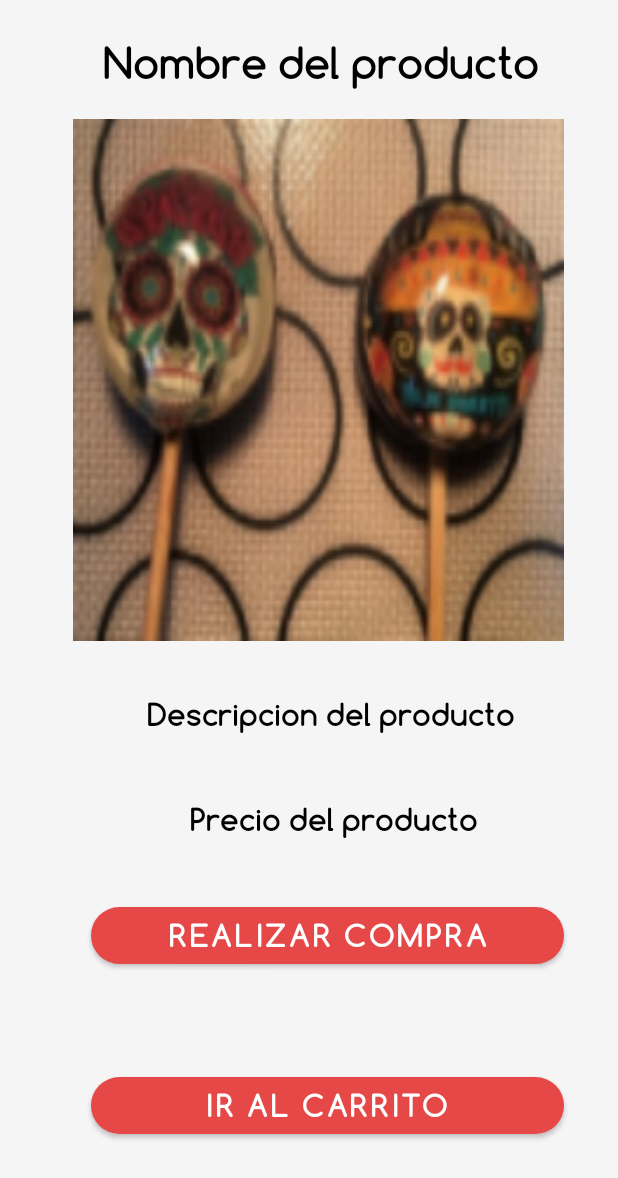
After one commit to YorelyDamian/NuupiKotlin, an Android app: the layout activity_detail.xml on its own in the app's theme, with its tools: preview values and no code run, on a phone screen of 412 x 824 dp. The commit adds this screen. Shown: the top 1178 px of the screen. Run offline under Robolectric (Android 15) with nearby library versions, the phone set to English and light mode, and no system bars.

Commit message:
IntentoDescripProductos

```diff
--- a/app/src/main/AndroidManifest.xml
+++ b/app/src/main/AndroidManifest.xml
@@ -3,13 +3,14 @@
     xmlns:tools="http://schemas.android.com/tools"
     package="com.example.nuupikotlin">
 
-    <uses-permission android:name="android.permission.INTERNET"/>
-    <uses-permission android:name="android.permission.ACCESS_NETWORK_STATE"/>
-    <uses-permission android:name="android.permission.CAMERA"/>
-    <uses-permission android:name="android.permission.READ_EXTERNAL_STORAGE"/>
-    <uses-permission android:name="android.permission.WRITE_EXTERNAL_STORAGE"
-                    tools:ignore="ScopedStorage"/>
-    <uses-permission android:name="android.permission.CALL_PHONE"/>
+    <uses-permission android:name="android.permission.INTERNET" />
+    <uses-permission android:name="android.permission.ACCESS_NETWORK_STATE" />
+    <uses-permission android:name="android.permission.CAMERA" />
+    <uses-permission android:name="android.permission.READ_EXTERNAL_STORAGE" />
+    <uses-permission
+        android:name="android.permission.WRITE_EXTERNAL_STORAGE"
+        tools:ignore="ScopedStorage" />
+    <uses-permission android:name="android.permission.CALL_PHONE" />
 
     <application
         android:allowBackup="true"
@@ -22,6 +23,9 @@
         android:theme="@style/Theme.NuupiKotlin"
         android:usesCleartextTraffic="true"
         tools:targetApi="31">
+        <activity
+            android:name=".DetailActivity"
+            android:exported="false" />
         <activity
             android:name=".SplashActivity"
             android:exported="true"
@@ -37,8 +41,7 @@
             android:name=".MainActivity"
             android:exported="false"
             android:label="@string/app_name"
-            android:theme="@style/Theme.NuupiKotlin.NoActionBar">
-        </activity>
+            android:theme="@style/Theme.NuupiKotlin.NoActionBar"></activity>
     </application>
 
 </manifest>
--- a/app/src/main/java/com/example/nuupikotlin/view/AdapterClass.kt
+++ b/app/src/main/java/com/example/nuupikotlin/view/AdapterClass.kt
@@ -10,6 +10,8 @@ import com.example.nuupikotlin.R
 
 class AdapterClass(private val dataList:ArrayList<DataClass>):RecyclerView.Adapter<AdapterClass.ViewHolderClass>() {
 
+    var onItemClick: ((DataClass)->Unit)? = null
+
     override fun onCreateViewHolder(parent: ViewGroup, viewType: Int): ViewHolderClass {
         val itemView = LayoutInflater.from(parent.context).inflate(R.layout.card_layout,parent,false)
         return ViewHolderClass(itemView)
@@ -21,6 +23,11 @@ class AdapterClass(private val dataList:ArrayList<DataClass>):RecyclerView.Adapt
         holder.itemNombreProduto.text = currentItem.dataNombre
         holder.itemDescripcion.text = currentItem.dataDescrip
         holder.itemPrecio.text = currentItem.dataPrecio
+
+        holder.itemView.setOnClickListener{
+            onItemClick?.invoke(currentItem)
+        }
+
     }
 
     override fun getItemCount(): Int {
--- a/app/src/main/java/com/example/nuupikotlin/view/DataClass.kt
+++ b/app/src/main/java/com/example/nuupikotlin/view/DataClass.kt
@@ -1,3 +1,36 @@
 package com.example.nuupikotlin.view
 
-data class DataClass(var dataImage:Int,var dataNombre:String,var dataDescrip:String, var dataPrecio:String)
+import android.os.Parcel
+import android.os.Parcelable
+
+data class DataClass(var dataImage:Int,var dataNombre:String,var dataDescrip:String, var dataPrecio:String):Parcelable {
+    constructor(parcel: Parcel) : this(
+        parcel.readInt(),
+        parcel.readString()!!,
+        parcel.readString()!!,
+        parcel.readString()!!
+    ) {
+    }
+
+    override fun writeToParcel(parcel: Parcel, flags: Int) {
+        parcel.writeInt(dataImage)
+        parcel.writeString(dataNombre)
+        parcel.writeString(dataDescrip)
+        parcel.writeString(dataPrecio)
+    }
+
+    override fun describeContents(): Int {
+        return 0
+    }
+
+    companion object CREATOR : Parcelable.Creator<DataClass> {
+        override fun createFromParcel(parcel: Parcel): DataClass {
+            return DataClass(parcel)
+        }
+
+        override fun newArray(size: Int): Array<DataClass?> {
+            return arrayOfNulls(size)
+        }
+    }
+
+}
--- /dev/null
+++ b/app/src/main/java/com/example/nuupikotlin/view/DetailActivity.kt
@@ -0,0 +1,26 @@
+package com.example.nuupikotlin.view
+
+import androidx.appcompat.app.AppCompatActivity
+import android.os.Bundle
+import android.widget.ImageView
+import android.widget.TextView
+import com.example.nuupikotlin.R
+
+class DetailActivity : AppCompatActivity() {
+    override fun onCreate(savedInstanceState: Bundle?) {
+        super.onCreate(savedInstanceState)
+        setContentView(R.layout.activity_detail)
+        val getData = intent.getParcelableExtra<DataClass>("android")
+        if (getData != null){
+            val detail_Nombre:TextView= findViewById(R.id.detailNombre)
+            val detail_Image:ImageView= findViewById(R.id.detailImage)
+            val detail_Producto:TextView= findViewById(R.id.detailProducto)
+            val detail_Precio:TextView= findViewById(R.id.detailPrecio)
+
+            detail_Nombre.text = getData.dataNombre
+            detail_Image.setImageResource(getData.dataImage)
+            detail_Producto.text = getData.dataDescrip
+            detail_Precio.text = getData.dataPrecio
+        }
+    }
+}
--- a/app/src/main/java/com/example/nuupikotlin/view/ProductoFragment.kt
+++ b/app/src/main/java/com/example/nuupikotlin/view/ProductoFragment.kt
@@ -1,5 +1,6 @@
 package com.example.nuupikotlin.view
 
+import android.content.Intent
 import android.os.Bundle
 import androidx.fragment.app.Fragment
 import android.view.LayoutInflater
@@ -8,7 +9,6 @@ import android.view.ViewGroup
 import androidx.recyclerview.widget.LinearLayoutManager
 import androidx.recyclerview.widget.RecyclerView
 import com.example.nuupikotlin.R
-import com.example.nuupikotlin.databinding.FragmentNuevoPasswordBinding
 
 class ProductoFragment : Fragment() {
 
@@ -18,13 +18,14 @@ class ProductoFragment : Fragment() {
     lateinit var nombreList:Array<String>
     lateinit var drecripList:Array<String>
     lateinit var precioList:Array<String>
+    private lateinit var myAdapter: AdapterClass
 
     override fun onCreateView(inflater: LayoutInflater, container: ViewGroup?, savedInstanceState: Bundle?): View? {
         return inflater.inflate(R.layout.fragment_producto, container, false)
     }
+
     override fun onViewCreated(view: View, savedInstanceState: Bundle?) {
         super.onViewCreated(view, savedInstanceState)
-
         imageList = arrayOf(
             R.drawable.amor,
             R.drawable.paleta,
@@ -83,8 +84,16 @@ class ProductoFragment : Fragment() {
         recyclerView.setHasFixedSize(true)
         dataList = arrayListOf<DataClass>()
         getData()
+
+        //recyclerView.adapter = myAdapter
+
+        //myAdapter.onItemClick={
+        //    val intent = Intent(requireContext(),DetailActivity::class.java)
+        //    intent.putExtra("android",it)
+        //    startActivity(intent)
+        //}
+
     }
-
 
     private fun getData(){
         for(i in imageList.indices){
--- /dev/null
+++ b/app/src/main/res/layout/activity_detail.xml
@@ -0,0 +1,103 @@
+<?xml version="1.0" encoding="utf-8"?>
+<androidx.constraintlayout.widget.ConstraintLayout xmlns:android="http://schemas.android.com/apk/res/android"
+    xmlns:tools="http://schemas.android.com/tools"
+    android:layout_width="match_parent"
+    android:layout_height="match_parent"
+    xmlns:app="http://schemas.android.com/apk/res-auto"
+    tools:context=".view.DetailActivity"
+    android:background="@color/colorFondo">
+
+    <TextView
+        android:id="@+id/detailNombre"
+        android:layout_width="wrap_content"
+        android:layout_height="wrap_content"
+        android:text="Nombre del producto"
+        android:fontFamily="@font/comfortaabold"
+        android:layout_marginTop="24dp"
+        android:textSize="28sp"
+        android:textColor="@color/black"
+        android:layout_marginStart="16dp"
+        android:textAlignment="center"
+        app:layout_constraintStart_toStartOf="parent"
+        app:layout_constraintEnd_toEndOf="parent"
+        app:layout_constraintTop_toTopOf="parent"/>
+
+    <ImageView
+        android:id="@+id/detailImage"
+        android:layout_width="327dp"
+        android:layout_height="348dp"
+        android:layout_marginStart="16dp"
+        android:layout_marginTop="20dp"
+        android:layout_marginEnd="8dp"
+        android:scaleType="fitXY"
+        android:src="@drawable/muertos"
+        app:layout_constraintEnd_toEndOf="parent"
+        app:layout_constraintHorizontal_bias="0.534"
+        app:layout_constraintStart_toStartOf="parent"
+        app:layout_constraintTop_toBottomOf="@+id/detailNombre" />
+
+    <TextView
+        android:id="@+id/detailProducto"
+        android:layout_width="wrap_content"
+        android:layout_height="wrap_content"
+        android:layout_marginStart="16dp"
+        android:layout_marginTop="36dp"
+        android:fontFamily="@font/comfortaabold"
+        android:text="Descripcion del producto"
+        android:textAlignment="center"
+        android:textColor="@color/black"
+        android:textSize="20sp"
+        app:layout_constraintEnd_toEndOf="parent"
+        app:layout_constraintHorizontal_bias="0.543"
+        app:layout_constraintStart_toStartOf="parent"
+        app:layout_constraintTop_toBottomOf="@+id/detailImage" />
+
+    <TextView
+        android:id="@+id/detailPrecio"
+        android:layout_width="wrap_content"
+        android:layout_height="wrap_content"
+        android:layout_marginStart="16dp"
+        android:layout_marginTop="44dp"
+        android:fontFamily="@font/comfortaabold"
+        android:text="Precio del producto"
+        android:textAlignment="center"
+        android:textColor="@color/black"
+        android:textSize="20sp"
+        app:layout_constraintEnd_toEndOf="parent"
+        app:layout_constraintHorizontal_bias="0.544"
+        app:layout_constraintStart_toStartOf="parent"
+        app:layout_constraintTop_toBottomOf="@+id/detailProducto" />
+
+    <com.google.android.material.button.MaterialButton
+        android:id="@+id/btnCompra"
+        android:layout_width="315dp"
+        android:layout_height="50dp"
+        android:layout_gravity="center_horizontal"
+        android:fontFamily="@font/comfortaabold"
+        android:text="REALIZAR COMPRA"
+        android:textSize="20dp"
+        app:cornerRadius="20dp"
+        app:layout_constraintBottom_toBottomOf="parent"
+        app:layout_constraintEnd_toEndOf="parent"
+        app:layout_constraintHorizontal_bias="0.625"
+        app:layout_constraintStart_toStartOf="parent"
+        app:layout_constraintTop_toBottomOf="@+id/detailPrecio"
+        app:layout_constraintVertical_bias="0.182" />
+
+    <com.google.android.material.button.MaterialButton
+        android:id="@+id/btnCarrito"
+        android:layout_width="315dp"
+        android:layout_height="50dp"
+        android:layout_gravity="center_horizontal"
+        android:fontFamily="@font/comfortaabold"
+        android:text="IR AL CARRITO"
+        android:textSize="20dp"
+        app:cornerRadius="20dp"
+        app:layout_constraintBottom_toBottomOf="parent"
+        app:layout_constraintEnd_toEndOf="parent"
+        app:layout_constraintHorizontal_bias="0.625"
+        app:layout_constraintStart_toStartOf="parent"
+        app:layout_constraintTop_toBottomOf="@+id/btnCompra"
+        app:layout_constraintVertical_bias="0.505" />
+
+</androidx.constraintlayout.widget.ConstraintLayout>
```
